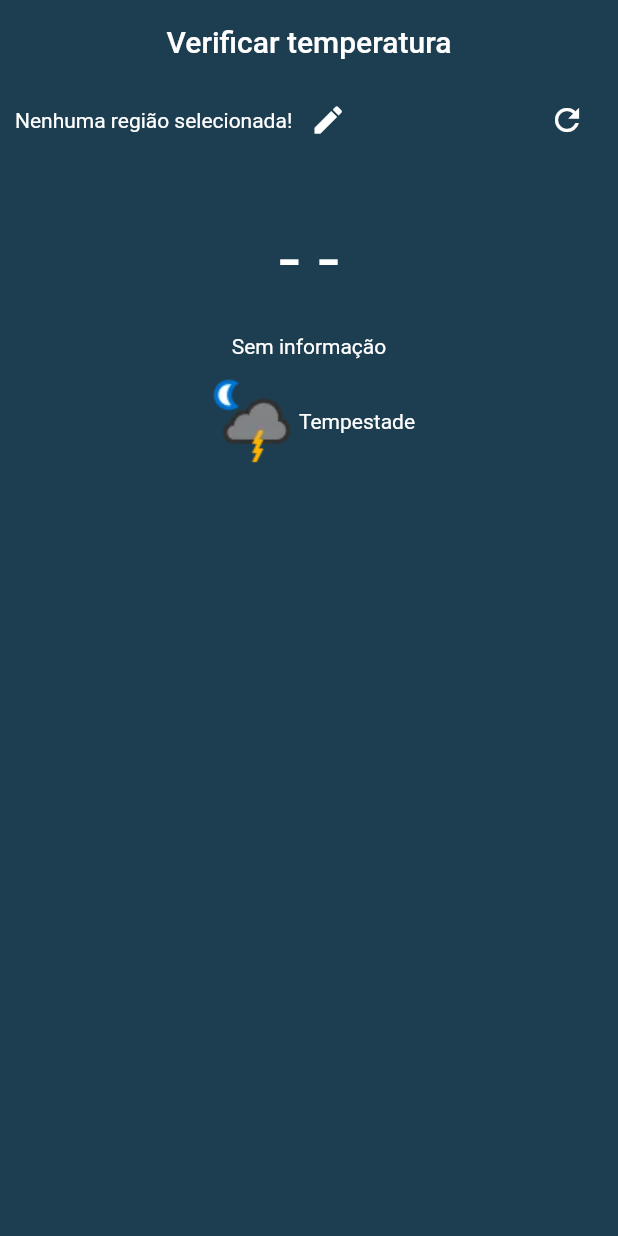
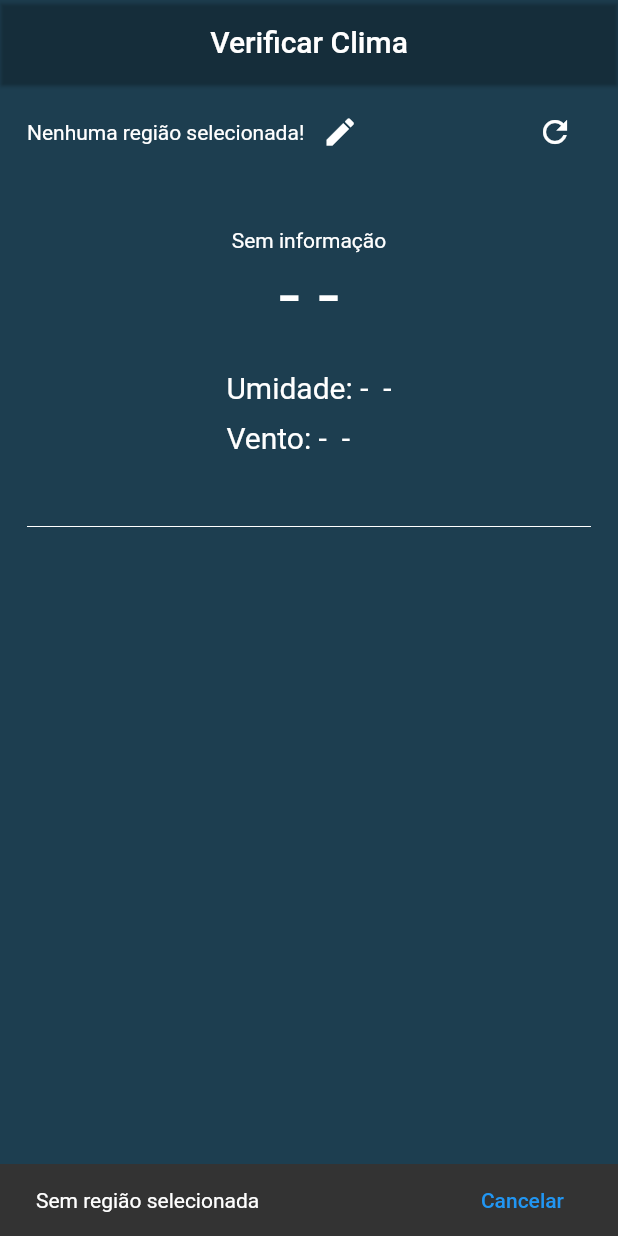
Before and after one commit to decolemos/check_weather, a Flutter app: the screen it shows after launch, after a tap on the "refresh" icon, on a phone screen of 412 x 824 dp. Run offline on Flutter 3.47's test engine with Material 2 defaults, Android fonts, the phone set to English and light mode, and no system bars.

Commit message:
finalizando projeto

```diff
--- a/lib/models/weather_data.dart
+++ b/lib/models/weather_data.dart
@@ -10,8 +10,8 @@ class WeatherData {
   int    isDay;
   String condition;
   String iconCondition;
-  double windDegree;
-  double humidity;
+  int windDegree;
+  int humidity;
   double uv;
 
   WeatherData({
--- a/lib/screens/home/components/show_temperature.dart
+++ b/lib/screens/home/components/show_temperature.dart
@@ -33,7 +33,25 @@ class _ShowTemperatureState extends State<ShowTemperature> {
                   ? const Center(
                     child: Text("Nenhuma região selecionada!"),
                   )
-                  : Text("${provider.weatherData!.name} - ${provider.weatherData!.region}"),
+                  : Column(
+                    crossAxisAlignment: CrossAxisAlignment.start,
+                    children: [
+                      Text("${provider.weatherData!.name} - ${provider.weatherData!.region}",
+                        style: const TextStyle(
+                          fontSize: 18,
+                          fontWeight: FontWeight.bold
+                        ),
+                      ),
+                      const SizedBox(
+                        height: 5,
+                      ),
+                      Text(provider.weatherData!.localTime,
+                        style: const TextStyle(
+                          fontSize: 12
+                        ),
+                      )
+                    ],
+                  ),
                   IconButton(
                     onPressed: () {
                       showDialog(
@@ -49,7 +67,19 @@ class _ShowTemperatureState extends State<ShowTemperature> {
               ),
               IconButton(
                 onPressed: () {
+                  if(provider.weatherData == null){
+                    final snackBar = SnackBar(
+                      content: const Text("Sem região selecionada"),
+                      action: SnackBarAction(
+                        label: "Cancelar",
+                        onPressed: () {
+
+                        },),
+                    );
+                    ScaffoldMessenger.of(context).showSnackBar(snackBar);
+                  } else {
                     provider.getWeatherData(provider.weatherData!.name);
+                  }
                 },
                 icon: const Icon(Icons.refresh, color: Colors.white)
               )
@@ -62,34 +92,68 @@ class _ShowTemperatureState extends State<ShowTemperature> {
             child: Column(
               children: [
                 provider.weatherData == null
+                ? const Text("Sem informação")
+                : Row(
+                  mainAxisAlignment: MainAxisAlignment.center,
+                  children: [
+                    SizedBox(
+                      width: 200,
+                      child: Image.network(provider.weatherData!.iconCondition,
+                        fit: BoxFit.fill,
+                      )
+                    ),
+                    Text(provider.weatherData!.condition)
+                  ],
+                ),
+                provider.weatherData == null
                 ? const Text("- -",
                   style: TextStyle(fontSize: 50),
                 )
-                : Text("${provider.weatherData!.tempC}",
+                : Text("${provider.weatherData!.tempC}\u2103",
                   style: const TextStyle(fontSize: 50),
                 ),
                 const SizedBox(
                   height: 20,
                 ),
+                Column(
+                  crossAxisAlignment: CrossAxisAlignment.start,
+                  children: [
                     provider.weatherData == null
-                ? const Text("Sem informação")
-                : Text(provider.weatherData!.condition, style: const TextStyle(
-                    fontSize: 12
+                    ? const Text("Umidade: -  -",
+                        style: TextStyle(
+                          fontSize: 20
+                        ),
+                      )
+                    : Text("Umidade: ${provider.weatherData!.humidity} %",
+                      style: const TextStyle(
+                        fontSize: 20
                       ),
                     ),
                     const SizedBox(
                       height: 10,
                     ),
-                Row(
-                  mainAxisAlignment: MainAxisAlignment.center,
-                  children: [
-                    Image.asset("assets/tempestade.png"),
-                    const Text("Tempestade")
+                    provider.weatherData == null
+                    ? const Text("Vento: -  -",
+                        style: TextStyle(
+                          fontSize: 20
+                        ),
+                      )
+                    : Text("Vento: ${provider.weatherData!.windDegree} mph",
+                      style: const TextStyle(
+                        fontSize: 20
+                      ),
+                    )
                   ],
-                ),
+                )
               ],
             ),
           ),
+          const SizedBox(
+            height: 40,
+          ),
+          const Divider(
+            color: Colors.white,
+          )
         ],
       ),
     );
--- a/lib/screens/home/home_page.dart
+++ b/lib/screens/home/home_page.dart
@@ -16,15 +16,18 @@ class _HomePageState extends State<HomePage> {
       backgroundColor: const Color(0xff1D3E50),
       appBar: AppBar(
         backgroundColor: Colors.transparent,
-        elevation: 0.0,
-        title: const Text("Verificar temperatura"),
+        elevation: 1.0,
+        title: const Text("Verificar Clima"),
         centerTitle: true,
       ),
-      body: const Center(
-        child: Column(
-          children: [
-            ShowTemperature()
-          ],
+      body: const Padding(
+        padding: EdgeInsets.all(8.0),
+        child: Center(
+          child: Column(
+            children: [
+              ShowTemperature()
+            ],
+          ),
         ),
       ),
     );
```
Lines whose indentation alone changed are shown as unchanged.
